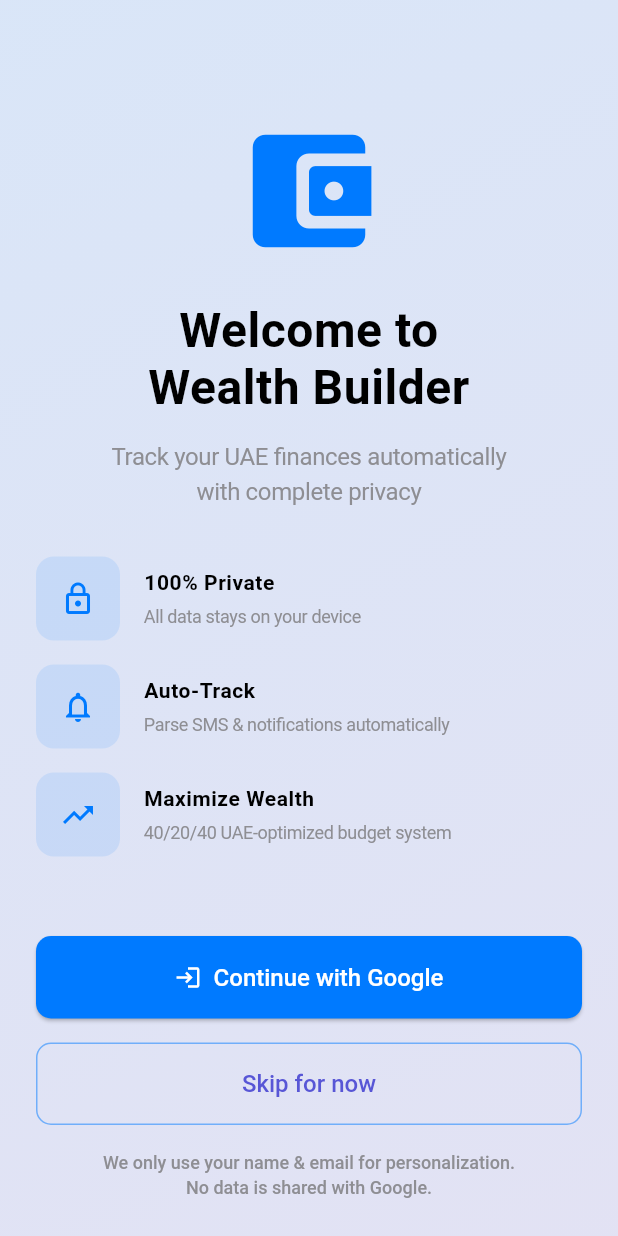
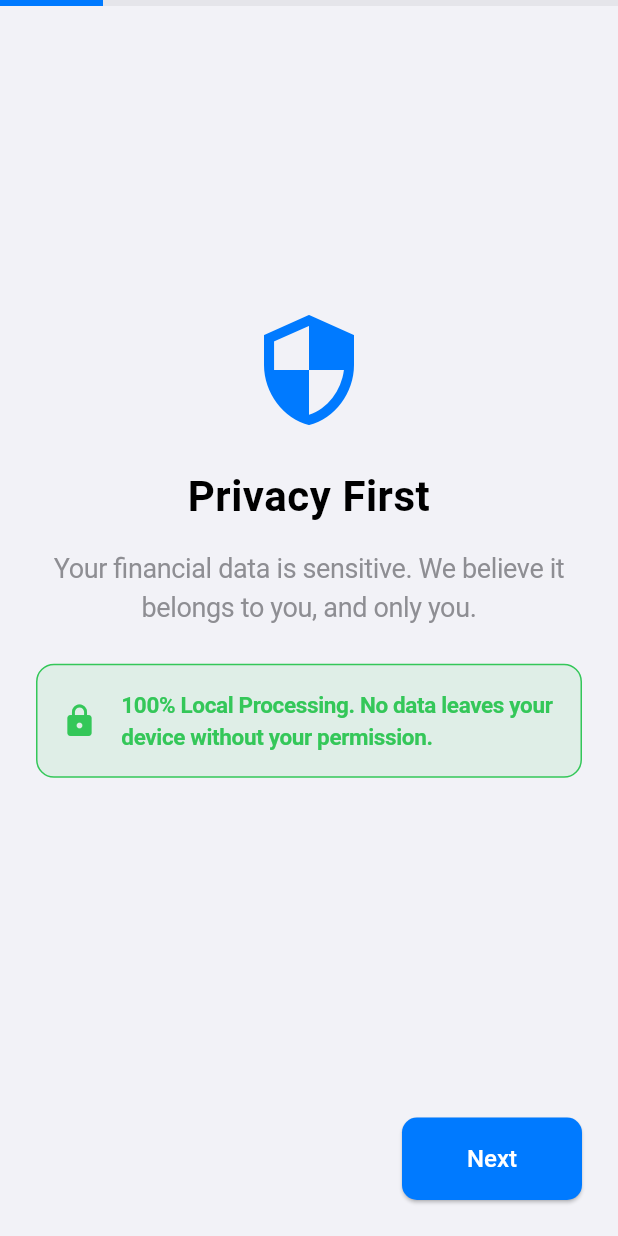
Before and after one commit to SachinSirohi/uae-wealth-builder, a Flutter app: the screen it shows after launch, on a phone screen of 412 x 824 dp. Run offline on Flutter 3.47's test engine with Material 3 defaults, Android fonts, the phone set to English and light mode, and no system bars; our stand-ins replace fl_chart, flutter_local_notifications, google_sign_in, hive, hive_flutter, local_auth and 2 more; missing offline and left inert: encrypt, googleapis, telephony, workmanager; accounts and stored records are empty.

Commit message:
Enhance Onboarding: Add step-by-step wizard with permission handling

```diff
--- /dev/null
+++ b/lib/screens/onboarding/onboarding_wizard_screen.dart
@@ -0,0 +1,518 @@
+import 'package:flutter/material.dart';
+import 'package:google_sign_in/google_sign_in.dart';
+import 'package:googleapis/drive/v3.dart' as drive;
+import 'package:intl/intl.dart';
+import 'package:permission_handler/permission_handler.dart';
+import '../../constants/app_constants.dart';
+import '../../services/background_service.dart';
+import '../../services/google_drive_service.dart';
+import '../dashboard/dashboard_screen.dart';
+
+class OnboardingWizardScreen extends StatefulWidget {
+  const OnboardingWizardScreen({super.key});
+
+  @override
+  State<OnboardingWizardScreen> createState() => _OnboardingWizardScreenState();
+}
+
+class _OnboardingWizardScreenState extends State<OnboardingWizardScreen> {
+  final PageController _pageController = PageController();
+  int _currentPage = 0;
+  final int _totalPages = 6;
+
+  // State Variables
+  String _userName = 'Guest';
+  String _userEmail = '';
+  bool _isGoogleLoading = false;
+  String? _googleError;
+
+  bool _notifAccess = false;
+  bool _smsAccess = false;
+
+  final TextEditingController _salaryController = TextEditingController(text: '15000');
+  double _emergencyMultiplier = 6.0;
+  String _selectedCurrency = 'AED';
+  final NumberFormat _currencyFormat = NumberFormat('#,##0');
+
+  @override
+  void dispose() {
+    _pageController.dispose();
+    _salaryController.dispose();
+    super.dispose();
+  }
+
+  void _nextPage() {
+    if (_currentPage < _totalPages - 1) {
+      _pageController.nextPage(
+        duration: const Duration(milliseconds: 300),
+        curve: Curves.easeInOut,
+      );
+    } else {
+      _finishOnboarding();
+    }
+  }
+
+  void _prevPage() {
+    if (_currentPage > 0) {
+      _pageController.previousPage(
+        duration: const Duration(milliseconds: 300),
+        curve: Curves.easeInOut,
+      );
+    }
+  }
+
+  Future<void> _finishOnboarding() async {
+    // Initialize background service if permissions granted
+    if (_smsAccess) {
+      await BackgroundService.initialize();
+      await BackgroundService.registerPeriodicTask();
+    }
+
+    if (!mounted) return;
+
+    Navigator.of(context).pushReplacement(
+      MaterialPageRoute(
+        builder: (context) => DashboardScreen(
+          userName: _userName,
+          userEmail: _userEmail,
+          monthlySalary: double.tryParse(_salaryController.text.replaceAll(',', '')) ?? 15000,
+          emergencyFundGoal: (double.tryParse(_salaryController.text.replaceAll(',', '')) ?? 15000) * _emergencyMultiplier,
+          currency: _selectedCurrency,
+        ),
+      ),
+    );
+  }
+
+  // --- Google Sign In Logic ---
+  Future<void> _handleGoogleSignIn() async {
+    setState(() {
+      _isGoogleLoading = true;
+      _googleError = null;
+    });
+
+    try {
+      final GoogleSignIn googleSignIn = GoogleSignIn(
+        scopes: [
+          'email',
+          'profile',
+          drive.DriveApi.driveFileScope,
+        ],
+      );
+
+      final GoogleSignInAccount? account = await googleSignIn.signIn();
+
+      if (account != null) {
+        await GoogleDriveService.instance.initializeWithAccount(account);
+        setState(() {
+          _userName = account.displayName ?? 'User';
+          _userEmail = account.email;
+        });
+        _nextPage();
+      }
+    } catch (error) {
+      setState(() {
+        _googleError = 'Sign in failed. Please try again.';
+      });
+    } finally {
+      setState(() {
+        _isGoogleLoading = false;
+      });
+    }
+  }
+
+  // --- Permission Logic ---
+  Future<void> _requestNotificationAccess() async {
+    final status = await Permission.notification.request();
+    setState(() {
+      _notifAccess = status.isGranted;
+    });
+    if (_notifAccess) _nextPage();
+  }
+
+  Future<void> _requestSMSAccess() async {
+    final status = await Permission.sms.request();
+    setState(() {
+      _smsAccess = status.isGranted;
+    });
+    if (_smsAccess) _nextPage();
+  }
+
+  @override
+  Widget build(BuildContext context) {
+    return Scaffold(
+      body: SafeArea(
+        child: Column(
+          children: [
+            // Progress Bar
+            LinearProgressIndicator(
+              value: (_currentPage + 1) / _totalPages,
+              backgroundColor: AppColors.cardBorder,
+              valueColor: const AlwaysStoppedAnimation<Color>(AppColors.primary),
+              minHeight: 4,
+            ),
+
+            Expanded(
+              child: PageView(
+                controller: _pageController,
+                physics: const NeverScrollableScrollPhysics(),
+                onPageChanged: (index) {
+                  setState(() {
+                    _currentPage = index;
+                  });
+                },
+                children: [
+                  _buildWelcomePage(),
+                  _buildGoogleSignInPage(),
+                  _buildNotificationPermissionPage(),
+                  _buildSMSPermissionPage(),
+                  _buildSalaryPage(),
+                  _buildEmergencyFundPage(),
+                ],
+              ),
+            ),
+
+            // Bottom Navigation
+            Padding(
+              padding: const EdgeInsets.all(AppConstants.spacingL),
+              child: Row(
+                mainAxisAlignment: MainAxisAlignment.spaceBetween,
+                children: [
+                  if (_currentPage > 0)
+                    TextButton(
+                      onPressed: _prevPage,
+                      child: const Text('Back', style: TextStyle(fontSize: 16)),
+                    )
+                  else
+                    const SizedBox(width: 60), // Spacer
+
+                  if (_currentPage == 1) // Google Sign In Page special case
+                    TextButton(
+                      onPressed: _nextPage,
+                      child: const Text('Skip', style: TextStyle(fontSize: 16)),
+                    )
+                  else
+                    ElevatedButton(
+                      onPressed: _nextPage,
+                      style: ElevatedButton.styleFrom(
+                        minimumSize: const Size(120, 48),
+                      ),
+                      child: Text(
+                        _currentPage == _totalPages - 1 ? 'Finish' : 'Next',
+                        style: const TextStyle(fontSize: 16),
+                      ),
+                    ),
+                ],
+              ),
+            ),
+          ],
+        ),
+      ),
+    );
+  }
+
+  Widget _buildWelcomePage() {
+    return Padding(
+      padding: const EdgeInsets.all(AppConstants.spacingL),
+      child: Column(
+        mainAxisAlignment: MainAxisAlignment.center,
+        children: [
+          const Spacer(),
+          Icon(Icons.security, size: 80, color: AppColors.primary),
+          const SizedBox(height: AppConstants.spacingL),
+          Text(
+            'Privacy First',
+            style: AppTextStyles.heading1,
+            textAlign: TextAlign.center,
+          ),
+          const SizedBox(height: AppConstants.spacingM),
+          Text(
+            'Your financial data is sensitive. We believe it belongs to you, and only you.',
+            style: AppTextStyles.bodyMedium.copyWith(fontSize: 18),
+            textAlign: TextAlign.center,
+          ),
+          const SizedBox(height: AppConstants.spacingL),
+          Container(
+            padding: const EdgeInsets.all(AppConstants.spacingM),
+            decoration: BoxDecoration(
+              color: AppColors.success.withOpacity(0.1),
+              borderRadius: BorderRadius.circular(12),
+              border: Border.all(color: AppColors.success),
+            ),
+            child: Row(
+              children: [
+                const Icon(Icons.lock, color: AppColors.success),
+                const SizedBox(width: AppConstants.spacingM),
+                Expanded(
+                  child: Text(
+                    '100% Local Processing. No data leaves your device without your permission.',
+                    style: AppTextStyles.bodyMedium.copyWith(
+                      color: AppColors.success,
+                      fontWeight: FontWeight.bold,
+                    ),
+                  ),
+                ),
+              ],
+            ),
+          ),
+          const Spacer(),
+        ],
+      ),
+    );
+  }
+
+  Widget _buildGoogleSignInPage() {
+    return Padding(
+      padding: const EdgeInsets.all(AppConstants.spacingL),
+      child: Column(
+        mainAxisAlignment: MainAxisAlignment.center,
+        children: [
+          const Spacer(),
+          Icon(Icons.cloud_upload, size: 80, color: AppColors.primary),
+          const SizedBox(height: AppConstants.spacingL),
+          Text(
+            'Secure Backup',
+            style: AppTextStyles.heading1,
+            textAlign: TextAlign.center,
+          ),
+          const SizedBox(height: AppConstants.spacingM),
+          Text(
+            'Connect Google Drive to securely backup your encrypted data. You own the backup.',
+            style: AppTextStyles.bodyMedium.copyWith(fontSize: 18),
+            textAlign: TextAlign.center,
+          ),
+          const SizedBox(height: AppConstants.spacingL),
+          if (_googleError != null)
+            Padding(
+              padding: const EdgeInsets.only(bottom: AppConstants.spacingM),
+              child: Text(
+                _googleError!,
+                style: const TextStyle(color: AppColors.danger),
+                textAlign: TextAlign.center,
+              ),
+            ),
+          ElevatedButton.icon(
+            onPressed: _isGoogleLoading ? null : _handleGoogleSignIn,
+            icon: _isGoogleLoading
+                ? const SizedBox(
+                    width: 20,
+                    height: 20,
+                    child: CircularProgressIndicator(color: Colors.white, strokeWidth: 2),
+                  )
+                : const Icon(Icons.login),
+            label: Text(_isGoogleLoading ? 'Connecting...' : 'Connect Google Drive'),
+          ),
+          const Spacer(),
+        ],
+      ),
+    );
+  }
+
+  Widget _buildNotificationPermissionPage() {
+    return Padding(
+      padding: const EdgeInsets.all(AppConstants.spacingL),
+      child: Column(
+        mainAxisAlignment: MainAxisAlignment.center,
+        children: [
+          const Spacer(),
+          Icon(
+            _notifAccess ? Icons.notifications_active : Icons.notifications_none,
+            size: 80,
+            color: _notifAccess ? AppColors.success : AppColors.primary,
+          ),
+          const SizedBox(height: AppConstants.spacingL),
+          Text(
+            'Auto-Tracking',
+            style: AppTextStyles.heading1,
+            textAlign: TextAlign.center,
+          ),
+          const SizedBox(height: AppConstants.spacingM),
+          Text(
+            'Allow notifications to instantly track transactions when you receive bank alerts.',
+            style: AppTextStyles.bodyMedium.copyWith(fontSize: 18),
+            textAlign: TextAlign.center,
+          ),
+          const SizedBox(height: AppConstants.spacingL),
+          if (!_notifAccess)
+            ElevatedButton(
+              onPressed: _requestNotificationAccess,
+              child: const Text('Allow Notifications'),
+            )
+          else
+            Container(
+              padding: const EdgeInsets.symmetric(horizontal: 16, vertical: 8),
+              decoration: BoxDecoration(
+                color: AppColors.success.withOpacity(0.1),
+                borderRadius: BorderRadius.circular(20),
+              ),
+              child: const Row(
+                mainAxisSize: MainAxisSize.min,
+                children: [
+                  Icon(Icons.check, color: AppColors.success),
+                  SizedBox(width: 8),
+                  Text('Permission Granted', style: TextStyle(color: AppColors.success)),
+                ],
+              ),
+            ),
+          const Spacer(),
+        ],
+      ),
+    );
+  }
+
+  Widget _buildSMSPermissionPage() {
+    return Padding(
+      padding: const EdgeInsets.all(AppConstants.spacingL),
+      child: Column(
+        mainAxisAlignment: MainAxisAlignment.center,
+        children: [
+          const Spacer(),
+          Icon(
+            _smsAccess ? Icons.sms : Icons.sms_outlined,
+            size: 80,
+            color: _smsAccess ? AppColors.success : AppColors.primary,
+          ),
+          const SizedBox(height: AppConstants.spacingL),
+          Text(
+            'Smart Parsing',
+            style: AppTextStyles.heading1,
+            textAlign: TextAlign.center,
+          ),
+          const SizedBox(height: AppConstants.spacingM),
+          Text(
+            'We need SMS access to read bank messages. This happens LOCALLY on your device.',
+            style: AppTextStyles.bodyMedium.copyWith(fontSize: 18),
+            textAlign: TextAlign.center,
+          ),
+          const SizedBox(height: AppConstants.spacingL),
+          Container(
+            padding: const EdgeInsets.all(AppConstants.spacingM),
+            decoration: BoxDecoration(
+              color: AppColors.primary.withOpacity(0.05),
+              borderRadius: BorderRadius.circular(12),
+            ),
+            child: Text(
+              'We never send your SMS data to any server. It is processed instantly and stored only in your private database.',
+              style: AppTextStyles.label.copyWith(fontSize: 14),
+              textAlign: TextAlign.center,
+            ),
+          ),
+          const SizedBox(height: AppConstants.spacingL),
+          if (!_smsAccess)
+            ElevatedButton(
+              onPressed: _requestSMSAccess,
+              child: const Text('Allow SMS Access'),
+            )
+          else
+            Container(
+              padding: const EdgeInsets.symmetric(horizontal: 16, vertical: 8),
+              decoration: BoxDecoration(
+                color: AppColors.success.withOpacity(0.1),
+                borderRadius: BorderRadius.circular(20),
+              ),
+              child: const Row(
+                mainAxisSize: MainAxisSize.min,
+                children: [
+                  Icon(Icons.check, color: AppColors.success),
+                  SizedBox(width: 8),
+                  Text('Permission Granted', style: TextStyle(color: AppColors.success)),
+                ],
+              ),
+            ),
+          const Spacer(),
+        ],
+      ),
+    );
+  }
+
+  Widget _buildSalaryPage() {
+    return Padding(
+      padding: const EdgeInsets.all(AppConstants.spacingL),
+      child: Column(
+        mainAxisAlignment: MainAxisAlignment.center,
+        children: [
+          const Spacer(),
+          Icon(Icons.account_balance_wallet, size: 80, color: AppColors.primary),
+          const SizedBox(height: AppConstants.spacingL),
+          Text(
+            'Monthly Income',
+            style: AppTextStyles.heading1,
+            textAlign: TextAlign.center,
+          ),
+          const SizedBox(height: AppConstants.spacingM),
+          Text(
+            'Enter your monthly salary to help us calculate your budget.',
+            style: AppTextStyles.bodyMedium.copyWith(fontSize: 18),
+            textAlign: TextAlign.center,
+          ),
+          const SizedBox(height: AppConstants.spacingL),
+          TextField(
+            controller: _salaryController,
+            keyboardType: TextInputType.number,
+            textAlign: TextAlign.center,
+            style: AppTextStyles.heading1.copyWith(fontSize: 32),
+            decoration: InputDecoration(
+              prefixText: '$_selectedCurrency ',
+              prefixStyle: AppTextStyles.heading1.copyWith(fontSize: 32, color: AppColors.textSecondary),
+              border: InputBorder.none,
+              focusedBorder: InputBorder.none,
+              enabledBorder: InputBorder.none,
+            ),
+          ),
+          const Divider(height: 1, thickness: 2, color: AppColors.primary),
+          const Spacer(),
+        ],
+      ),
+    );
+  }
+
+  Widget _buildEmergencyFundPage() {
+    double salary = double.tryParse(_salaryController.text.replaceAll(',', '')) ?? 15000;
+    double goal = salary * _emergencyMultiplier;
+
+    return Padding(
+      padding: const EdgeInsets.all(AppConstants.spacingL),
+      child: Column(
+        mainAxisAlignment: MainAxisAlignment.center,
+        children: [
+          const Spacer(),
+          Icon(Icons.savings, size: 80, color: AppColors.success),
+          const SizedBox(height: AppConstants.spacingL),
+          Text(
+            'Emergency Fund',
+            style: AppTextStyles.heading1,
+            textAlign: TextAlign.center,
+          ),
+          const SizedBox(height: AppConstants.spacingM),
+          Text(
+            'How many months of expenses do you want to save?',
+            style: AppTextStyles.bodyMedium.copyWith(fontSize: 18),
+            textAlign: TextAlign.center,
+          ),
+          const SizedBox(height: AppConstants.spacingXL),
+          Text(
+            '${_emergencyMultiplier.toInt()} Months',
+            style: AppTextStyles.heading2.copyWith(color: AppColors.primary),
+          ),
+          Text(
+            'Goal: $_selectedCurrency ${_currencyFormat.format(goal)}',
+            style: AppTextStyles.heading3.copyWith(color: AppColors.success),
+          ),
+          const SizedBox(height: AppConstants.spacingL),
+          Slider(
+            value: _emergencyMultiplier,
+            min: 3.0,
+            max: 12.0,
+            divisions: 9,
+            activeColor: AppColors.success,
+            onChanged: (value) {
+              setState(() {
+                _emergencyMultiplier = value;
+              });
+            },
+          ),
+          const Spacer(),
+        ],
+      ),
+    );
+  }
+}
--- a/lib/screens/splash_screen.dart
+++ b/lib/screens/splash_screen.dart
@@ -1,7 +1,7 @@
 import 'package:flutter/material.dart';
 import 'dart:async';
 import '../constants/app_constants.dart';
-import 'onboarding/google_signin_screen.dart';
+import 'onboarding/onboarding_wizard_screen.dart';
 
 class SplashScreen extends StatefulWidget {
   const SplashScreen({super.key});
@@ -44,7 +44,7 @@ class _SplashScreenState extends State<SplashScreen> with SingleTickerProviderSt
     Timer(const Duration(seconds: 3), () {
       if (mounted) {
         Navigator.of(context).pushReplacement(
-          MaterialPageRoute(builder: (context) => const GoogleSignInScreen()),
+          MaterialPageRoute(builder: (context) => const OnboardingWizardScreen()),
         );
       }
     });
```
